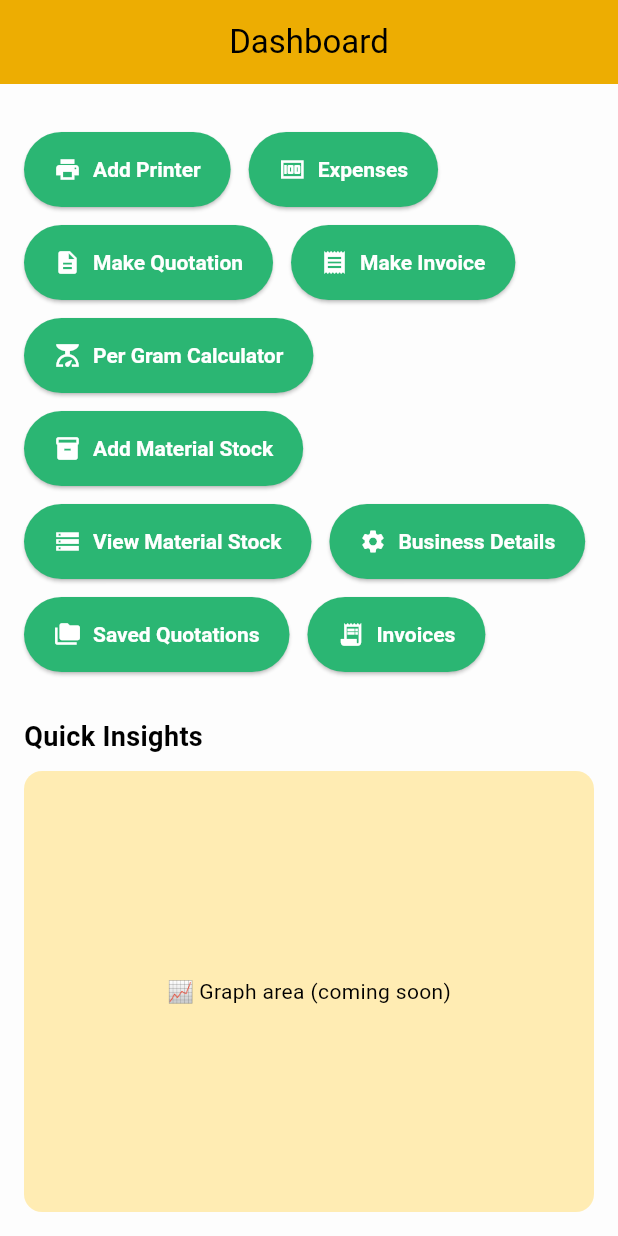
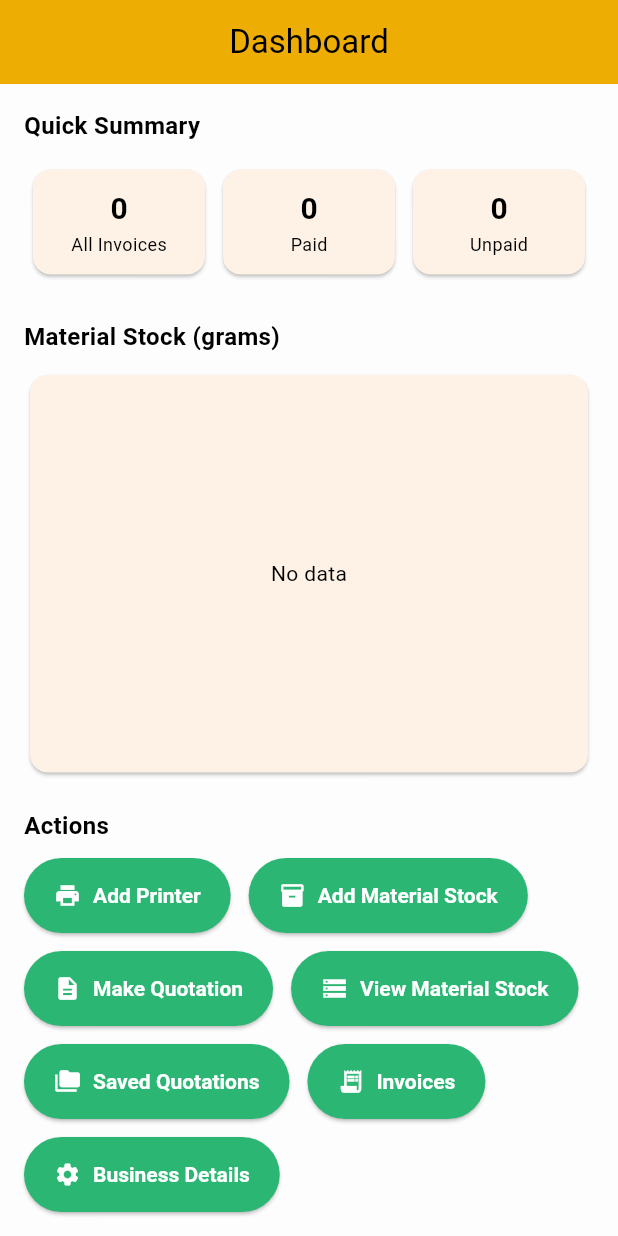
Before and after one commit to dhanushka47/weight_gauge_app, a Flutter app: the screen it shows after launch, on a phone screen of 412 x 824 dp. Run offline on Flutter 3.47's test engine with Material 3 defaults, Android fonts, the phone set to English and light mode, and no system bars; our stand-ins replace fl_chart, image_picker, pdf, permission_handler, printing, shared_preferences and 1 more; accounts and stored records are empty; statements that could not run were skipped.

Commit message:
modified dashboard fully working

```diff
--- a/lib/dashboard.dart
+++ b/lib/dashboard.dart
@@ -1,14 +1,19 @@
 import 'dart:io';
 import 'package:flutter/material.dart';
 import 'package:permission_handler/permission_handler.dart';
+import 'package:fl_chart/fl_chart.dart';
+import 'db/material_database.dart';
+import 'models/material.dart';
 import 'pages/add_printer_page.dart';
 import 'pages/expenses_page.dart';
 import 'pages/add_material_page.dart';
 import 'pages/view_material_page.dart';
 import 'pages/quotation_page.dart';
 import 'pages/business_details_page.dart';
-import 'pages/quotation_dashboard_page.dart'; // <- Required for 'Saved Quotations'
-import 'pages/invoices_page.dart'; //
+import 'pages/quotation_dashboard_page.dart';
+import 'pages/invoices_page.dart';
+import 'dart:async';
+import 'db/invoice_database.dart';
 
 class DashboardPage extends StatefulWidget {
   const DashboardPage({super.key});
@@ -18,12 +23,37 @@ class DashboardPage extends StatefulWidget {
 }
 
 class _DashboardPageState extends State<DashboardPage> {
+  List<MaterialModel> _materials = [];
+  List<Map<String, String>> _summaryData = [];
+  Timer? _refreshTimer;
+
+
+
   @override
   void initState() {
     super.initState();
     _requestPermissions();
+    _loadMaterials();
+    // Auto-refresh every 5 seconds
+    _refreshTimer = Timer.periodic(const Duration(seconds: 5), (timer) {
+      _loadMaterials();
+      _loadSummaryData();
+
+    });
   }
+  Future<void> _loadSummaryData() async {
+    final totalInvoices = await InvoiceDatabase.instance.getInvoiceCount();
+    final paidInvoices = await InvoiceDatabase.instance.getPaidInvoiceCount();
+    final unpaidInvoices = await InvoiceDatabase.instance.getUnpaidInvoiceCount();
 
+    setState(() {
+      _summaryData = [
+        {'label': 'All Invoices', 'value': '$totalInvoices'},
+        {'label': 'Paid', 'value': '$paidInvoices'},
+        {'label': 'Unpaid', 'value': '$unpaidInvoices'},
+      ];
+    });
+  }
   Future<void> _requestPermissions() async {
     if (Platform.isAndroid) {
       final version = int.tryParse(Platform.version.split('.')[0]) ?? 0;
@@ -35,52 +65,122 @@ class _DashboardPageState extends State<DashboardPage> {
     }
   }
 
+
+  Future<void> _loadMaterials() async {
+    final data = await MaterialDatabase.instance.getAllMaterials();
+    setState(() => _materials = data);
+  }
+
   @override
   Widget build(BuildContext context) {
     return Scaffold(
-      appBar: AppBar(
-        title: const Text('Dashboard'),
-        centerTitle: true,
-      ),
+      appBar: AppBar(title: const Text('Dashboard'), centerTitle: true),
       body: Padding(
         padding: const EdgeInsets.all(16),
         child: Column(
           crossAxisAlignment: CrossAxisAlignment.start,
           children: [
+            const Text('Quick Summary', style: TextStyle(fontSize: 16, fontWeight: FontWeight.bold)),
+            const SizedBox(height: 12),
+            Row(
+              mainAxisAlignment: MainAxisAlignment.spaceBetween,
+              children: _summaryData.map((e) {
+                return Expanded(
+                  child: Card(
+                    margin: const EdgeInsets.all(6),
+                    child: Padding(
+                      padding: const EdgeInsets.all(12),
+                      child: Column(
+                        children: [
+                          Text(e['value']!, style: const TextStyle(fontSize: 20, fontWeight: FontWeight.bold)),
+                          Text(e['label']!, style: const TextStyle(fontSize: 12)),
+                        ],
+                      ),
+                    ),
+                  ),
+                );
+              }).toList(),
+            ),
+            const SizedBox(height: 24),
+            const Text('Material Stock (grams)', style: TextStyle(fontSize: 16, fontWeight: FontWeight.bold)),
+            const SizedBox(height: 10),
+            Expanded(
+              child: Card(
+                child: Padding(
+                  padding: const EdgeInsets.all(8),
+                  child: _materials.isEmpty
+                      ? const Center(child: Text('No data'))
+                      : BarChart(
+                      BarChartData(
+                        alignment: BarChartAlignment.spaceAround,
+                        gridData: FlGridData(show: true), // ✅ Show grid lines
+                        borderData: FlBorderData(show: true), // ✅ Show borders
 
-            const SizedBox(height: 16),
+                        titlesData: FlTitlesData(
+                          leftTitles: AxisTitles(
+                            sideTitles: SideTitles(
+                              showTitles: true,
+                              reservedSize: 32,
+                              getTitlesWidget: (value, _) => Text(
+                                value.toInt().toString(),
+                                style: const TextStyle(fontSize: 10),
+                              ),
+                            ),
+                          ),
+                          bottomTitles: AxisTitles(
+                            sideTitles: SideTitles(
+                              showTitles: true,
+                              getTitlesWidget: (double value, _) {
+                                final index = value.toInt();
+                                if (index < 0 || index >= _materials.length) return const SizedBox();
+                                return Text(
+                                  _materials[index].materialId,
+                                  style: const TextStyle(fontSize: 10),
+                                );
+                              },
+                            ),
+                          ),
+                          topTitles: AxisTitles(sideTitles: SideTitles(showTitles: false)),
+                          rightTitles: AxisTitles(sideTitles: SideTitles(showTitles: false)),
+                        ),
+
+
+
+                        barGroups: _materials.asMap().entries.map((entry) {
+                          final index = entry.key;
+                          final mat = entry.value;
+                          return BarChartGroupData(x: index, barRods: [
+                            BarChartRodData(toY: mat.availableGrams, width: 12),
+                          ]);
+                        }).toList(),
+                      )
+
+
+
+                  ),
+                ),
+              ),
+            ),
+            const SizedBox(height: 20),
+            const Text('Actions', style: TextStyle(fontSize: 16, fontWeight: FontWeight.bold)),
+            const SizedBox(height: 10),
             Wrap(
               spacing: 12,
               runSpacing: 12,
               children: [
                 _dashboardButton(context, 'Add Printer', Icons.print),
-                _dashboardButton(context, 'Expenses', Icons.money),
+                _dashboardButton(context, 'Add Material Stock', Icons.inventory),
                 _dashboardButton(context, 'Make Quotation', Icons.description),
-                _dashboardButton(context, 'Make Invoice', Icons.receipt),
-                _dashboardButton(context, 'Per Gram Calculator', Icons.scale),
-                _dashboardButton(context, 'Add Material Stock', Icons.inventory),
+              //  _dashboardButton(context, 'Expenses', Icons.money),
+                //  _dashboardButton(context, 'Make Invoice', Icons.receipt),
+             //   _dashboardButton(context, 'Per Gram Calculator', Icons.scale),
+
                 _dashboardButton(context, 'View Material Stock', Icons.storage),
-                _dashboardButton(context, 'Business Details', Icons.settings),
+
                 _dashboardButton(context, 'Saved Quotations', Icons.folder_copy),
                 _dashboardButton(context, 'Invoices', Icons.receipt_long),
-
+                _dashboardButton(context, 'Business Details', Icons.settings),
               ],
-            ),
-            const SizedBox(height: 30),
-            const Text(
-              'Quick Insights',
-              style: TextStyle(fontSize: 18, fontWeight: FontWeight.w600),
-            ),
-            const SizedBox(height: 10),
-            Expanded(
-              child: Container(
-                width: double.infinity,
-                decoration: BoxDecoration(
-                  borderRadius: BorderRadius.circular(12),
-                  color: Colors.amber.shade100,
-                ),
-                child: const Center(child: Text('📈 Graph area (coming soon)')),
-              ),
             ),
           ],
         ),
@@ -104,7 +204,7 @@ class _DashboardPageState extends State<DashboardPage> {
             Navigator.push(context, MaterialPageRoute(builder: (_) => const ExpensesPage()));
             break;
           case 'Make Quotation':
-            Navigator.push(context, MaterialPageRoute(builder: (_) => QuotationPage()));
+            Navigator.push(context, MaterialPageRoute(builder: (_) => const QuotationPage()));
             break;
           case 'Add Material Stock':
             Navigator.push(context, MaterialPageRoute(builder: (_) => const AddMaterialPage()));
@@ -126,7 +226,6 @@ class _DashboardPageState extends State<DashboardPage> {
           case 'Invoices':
             Navigator.push(context, MaterialPageRoute(builder: (_) => const InvoicesPage()));
             break;
-
         }
       },
       icon: Icon(icon),
--- a/pubspec.yaml
+++ b/pubspec.yaml
@@ -40,6 +40,7 @@ dependencies:
   pdf: ^3.11.3
   printing: ^5.14.2
   shared_preferences: ^2.5.3
+  fl_chart: ^1.0.0
 
 
 
```
Also changed, not shown: lib/db/invoice_database.dart (+22 -0 lines), lib/db/material_database.dart (+33 -0 lines), lib/db/quotation_database.dart (+12 -1 lines), pubspec.lock, 1 other file.
